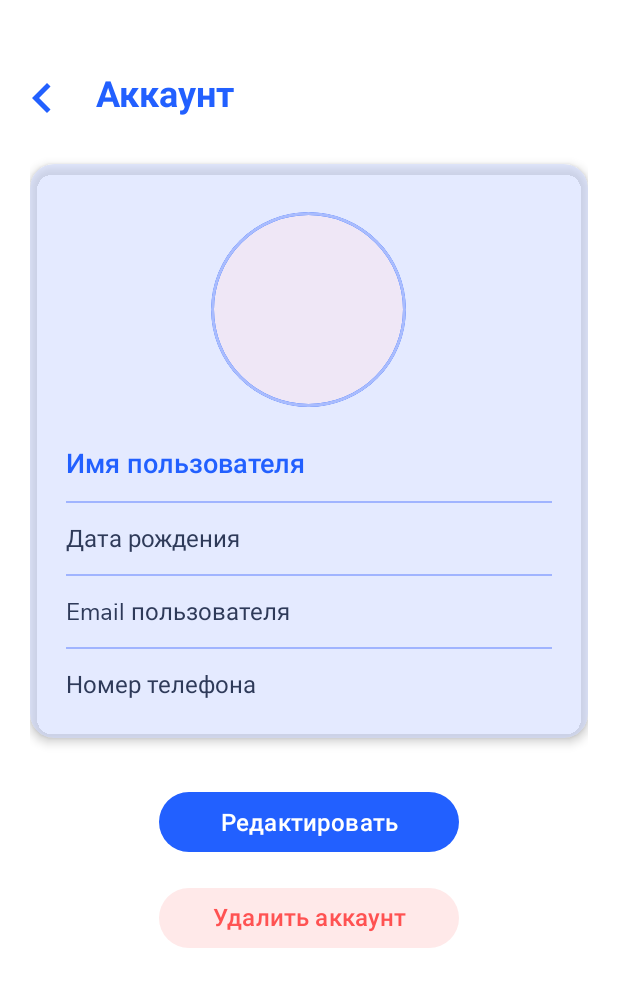
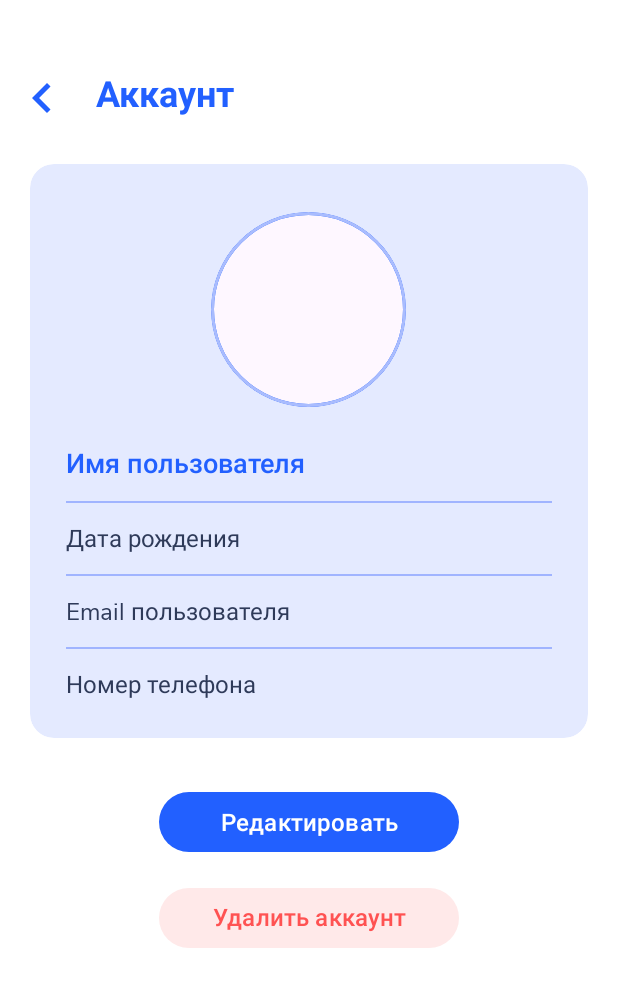
Before and after one commit to cherrra/Application, an Android app: the DetailsActivity screen opened directly, with no data from a screen before it, on a phone screen of 412 x 824 dp. Shown: the top 987 px of the screen. Run offline under Robolectric (Android 15) with nearby library versions, the phone set to English and light mode, and no system bars; pictures from the network do not load; 3 statements that could not run were skipped.

Commit message:
upd: ui details

```diff
--- a/app/src/main/res/layout/activity_details.xml
+++ b/app/src/main/res/layout/activity_details.xml
@@ -15,7 +15,7 @@
         android:layout_height="wrap_content"
         android:layout_marginTop="25dp"
         android:layout_marginBottom="24dp"
-        android:layout_marginStart="-20dp">>
+        android:layout_marginStart="-20dp">
 
         <ImageView
             android:id="@+id/backArrow"
@@ -44,10 +44,12 @@
         android:layout_height="wrap_content"
         android:layout_marginBottom="24dp"
         app:cardCornerRadius="16dp"
-        app:cardElevation="4dp"
+        app:useCompatPadding="true"
         app:cardBackgroundColor="#80CAD6FF"
         app:strokeColor="#2260FF"
-        app:strokeWidth="1dp">
+        app:strokeWidth="1dp"
+        app:cardElevation="0dp"
+        android:translationZ="0dp">
 
         <LinearLayout
             android:layout_width="match_parent"
--- a/app/src/main/res/layout/activity_details_car.xml
+++ b/app/src/main/res/layout/activity_details_car.xml
@@ -72,7 +72,8 @@
                 android:layout_height="wrap_content"
                 android:layout_marginBottom="24dp"
                 app:cardCornerRadius="16dp"
-                app:cardElevation="2dp"
+                app:cardElevation="0dp"
+                android:translationZ="0dp"
                 app:cardBackgroundColor="#80CAD6FF"
                 app:strokeColor="#2260FF"
                 app:strokeWidth="1dp">
--- a/app/src/main/res/layout/activity_garage.xml
+++ b/app/src/main/res/layout/activity_garage.xml
@@ -37,7 +37,7 @@
                 android:layout_height="120dp"
                 android:src="@drawable/ic_empty_garage"
                 android:contentDescription="Пустой гараж"
-                android:tint="#CAD6FF"/>
+                android:tint="#A9BCFE"/>
 
             <TextView
                 android:id="@+id/pustoTextView"
```
